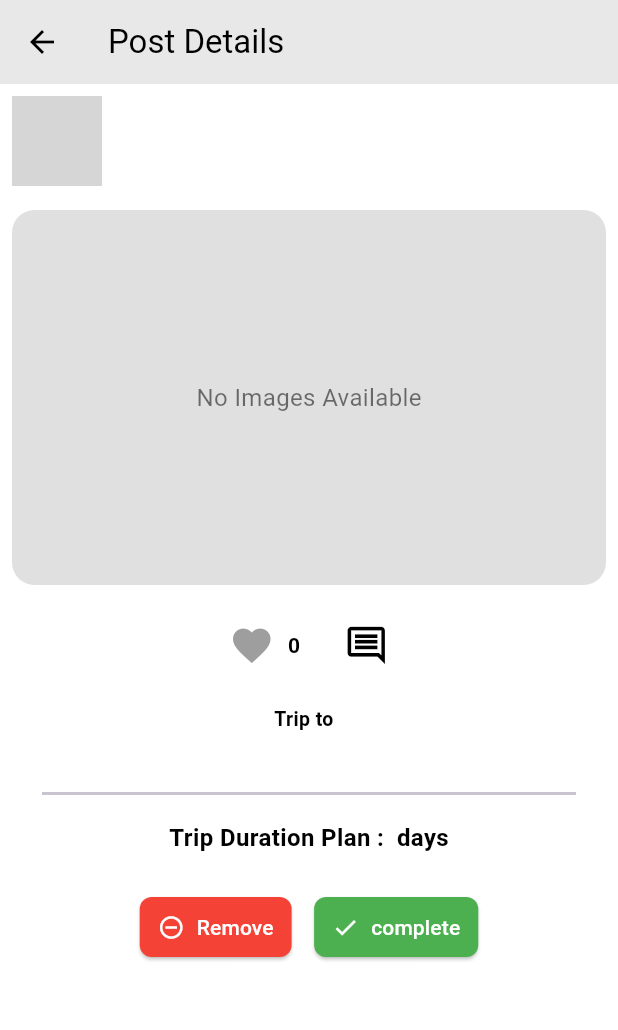
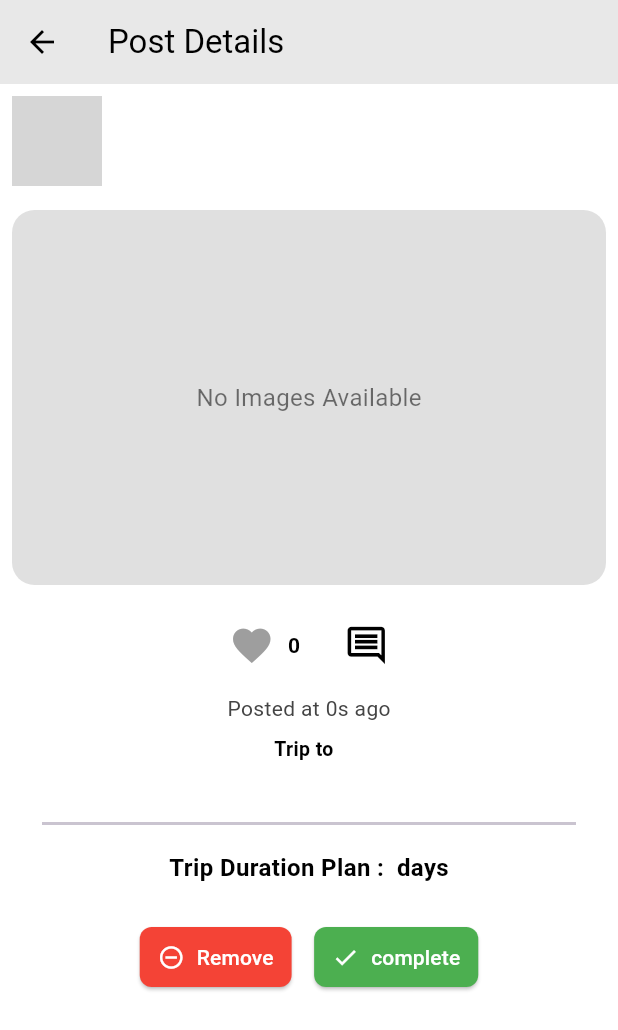
Before and after one commit to aswanth-team/MY-EXPLORE-TOGETHER, a Flutter app: the CurrentUserPostDetailScreen screen opened directly with empty values, on a phone screen of 412 x 824 dp. Shown: the top 1030 px of the screen. Run offline on Flutter 3.47's test engine with Material 3 defaults, Android fonts, the phone set to English and light mode, and no system bars; our stand-ins replace cached_network_image, cloud_firestore, connectivity_plus, firebase_auth, firebase_core, fl_chart and 8 more; missing offline and left inert: cloudinary_public, onesignal_flutter, string_similarity; accounts and stored records are empty; network calls fail; project files that could hold a hidden picture were left out; grey boxes are pictures that could not be loaded.

Commit message:
4... Adding Time on Post

```diff
--- a/lib/user/screens/homeScreen/home_screen.dart
+++ b/lib/user/screens/homeScreen/home_screen.dart
@@ -1174,7 +1174,7 @@ class HomePageState extends State<HomePage> {
                                                           BorderRadius.circular(
                                                               8.0),
                                                     ),
-                                                    child: Text(
+                                                    child: const Text(
                                                       'Completed',
                                                       style: TextStyle(
                                                         fontSize: 14,
--- a/lib/user/screens/profileScreen/post&trip/post_detail_screen.dart
+++ b/lib/user/screens/profileScreen/post&trip/post_detail_screen.dart
@@ -159,6 +159,13 @@ class _CurrentUserPostDetailScreenState
             final isTripCompleted = postData['tripCompleted'];
             final tripRating = (postData['tripRating'] ?? 0).toDouble();
 
+            final uploadTime = postData['uploadedDateTime'] != null
+                ? (postData['uploadedDateTime'] as Timestamp).toDate()
+                : null;
+
+            final formattedUploadTime =
+                uploadTime != null ? formatTimestamp(uploadTime) : "N/A";
+
             final tripFeedback = postData['tripFeedback'];
             final tripBuddies = postData['tripBuddies'] ?? ['user1', 'user2'];
             final locationImages = postData['locationImages'] ?? [];
@@ -236,10 +243,10 @@ class _CurrentUserPostDetailScreenState
                               color: appTheme.textColor,
                               fontWeight: FontWeight.bold,
                             ),
-                          )
+                          ),
                       ],
                     ),
-                    const SizedBox(height: 16.0),
+                    const SizedBox(height: 8.0),
                     Row(
                       mainAxisAlignment: MainAxisAlignment.center,
                       crossAxisAlignment: CrossAxisAlignment.center,
@@ -248,6 +255,15 @@ class _CurrentUserPostDetailScreenState
                           mainAxisAlignment: MainAxisAlignment.center,
                           crossAxisAlignment: CrossAxisAlignment.center,
                           children: [
+                            if (uploadTime != null)
+                              Text(
+                                'Posted at $formattedUploadTime',
+                                style: TextStyle(
+                                  fontSize: 14.0,
+                                  color: appTheme.secondaryTextColor,
+                                ),
+                              ),
+                            const SizedBox(height: 8.0),
                             Text(
                               'Trip to $locationName ',
                               style: TextStyle(
```
Also changed, not shown: lib/admin/screens/manageScreen/usersScreen/adminViewPost&trip/post_detail_screen.dart (+16 -0 lines), lib/user/screens/userDetailsScreen/post&trip/post&trip/other_user_post_detail_screen.dart (+16 -1 lines).
